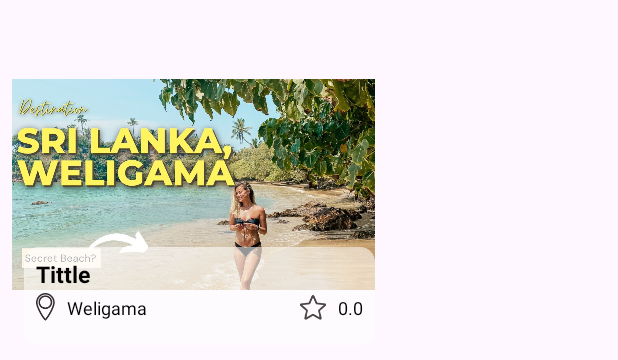
After one commit to OuslTravelMateAppilcationCreatros/Travel-Mate-Project, an Android app: the layout viewholder_popular.xml on its own in the app's theme, with its tools: preview values and no code run, on a phone screen of 412 x 824 dp. The commit adds this screen. Shown: the top 360 px of the screen. Run offline under Robolectric (Android 15) with nearby library versions, the phone set to English and light mode, and no system bars.

Commit message:
Get start  page updated

```diff
--- a/app/src/main/java/com/example/travelmate/Home.java
+++ b/app/src/main/java/com/example/travelmate/Home.java
@@ -3,6 +3,8 @@ package com.example.travelmate;
 import androidx.appcompat.app.AppCompatActivity;
 
 import android.os.Bundle;
+
+import com.example.travelmate.R;
 
 public class Home extends AppCompatActivity {
 
--- /dev/null
+++ b/app/src/main/res/drawable/white_half_background.xml
@@ -0,0 +1,10 @@
+<?xml version="1.0" encoding="utf-8"?>
+<selector xmlns:android="http://schemas.android.com/apk/res/android">
+    <item>
+        <shape android:shape="rectangle" >
+            <corners android:radius="10dp"/>
+            <solid android:color="#90ffffff"/>
+
+        </shape>
+    </item>
+</selector>
--- a/app/src/main/res/layout/view_holder_category.xml
+++ /dev/null
@@ -1,6 +0,0 @@
-<?xml version="1.0" encoding="utf-8"?>
-<androidx.constraintlayout.widget.ConstraintLayout xmlns:android="http://schemas.android.com/apk/res/android"
-    android:layout_width="match_parent"
-    android:layout_height="match_parent">
-
-</androidx.constraintlayout.widget.ConstraintLayout>
--- /dev/null
+++ b/app/src/main/res/layout/viewholder_popular.xml
@@ -0,0 +1,98 @@
+<?xml version="1.0" encoding="utf-8"?>
+<androidx.constraintlayout.widget.ConstraintLayout xmlns:android="http://schemas.android.com/apk/res/android"
+    xmlns:app="http://schemas.android.com/apk/res-auto"
+    xmlns:tools="http://schemas.android.com/tools"
+    android:layout_width="250dp"
+    android:layout_height="230dp"
+    android:layout_margin="8dp">
+
+    <ImageView
+        android:id="@+id/picImg"
+        android:layout_width="wrap_content"
+        android:layout_height="wrap_content"
+        android:layout_marginEnd="16dp"
+        app:layout_constraintBottom_toBottomOf="parent"
+        app:layout_constraintEnd_toEndOf="parent"
+        app:layout_constraintStart_toStartOf="parent"
+        app:layout_constraintTop_toTopOf="parent"
+        app:srcCompat="@drawable/maxresdefault" />
+
+    <androidx.constraintlayout.widget.ConstraintLayout
+        android:layout_width="match_parent"
+        android:layout_height="65dp"
+        android:layout_marginStart="8dp"
+        android:layout_marginEnd="8dp"
+        android:layout_marginBottom="8dp"
+        android:background="@drawable/white_half_background"
+        app:layout_constraintBottom_toBottomOf="parent"
+        app:layout_constraintEnd_toEndOf="parent"
+        app:layout_constraintStart_toStartOf="parent">
+
+        <TextView
+            android:id="@+id/tittleTxt"
+            android:layout_width="wrap_content"
+            android:layout_height="wrap_content"
+            android:layout_marginStart="8dp"
+            android:layout_marginTop="8dp"
+            android:layout_marginEnd="8dp"
+            android:layout_marginBottom="37dp"
+            android:singleLine="true"
+            android:text="Tittle"
+            android:textColor="@color/black"
+            android:textSize="15sp"
+            android:textStyle="bold"
+            app:layout_constraintBottom_toBottomOf="parent"
+            app:layout_constraintEnd_toEndOf="parent"
+            app:layout_constraintHorizontal_bias="0.0"
+            app:layout_constraintStart_toStartOf="parent"
+            app:layout_constraintTop_toTopOf="parent" />
+
+        <ImageView
+            android:id="@+id/imageView11"
+            android:layout_width="wrap_content"
+            android:layout_height="wrap_content"
+            android:layout_marginStart="8dp"
+            app:layout_constraintBottom_toBottomOf="parent"
+            app:layout_constraintStart_toStartOf="parent"
+            app:layout_constraintTop_toTopOf="parent"
+            app:layout_constraintVertical_bias="0.659"
+            app:srcCompat="@drawable/marker" />
+
+        <TextView
+            android:id="@+id/locationtext"
+            android:layout_width="wrap_content"
+            android:layout_height="wrap_content"
+            android:layout_marginStart="8dp"
+            android:singleLine="true"
+            android:text="Weligama"
+            android:textColor="@color/black"
+            android:textSize="12sp"
+            app:layout_constraintBottom_toBottomOf="@+id/imageView11"
+            app:layout_constraintEnd_toStartOf="@+id/imageView12"
+            app:layout_constraintHorizontal_bias="0.0"
+            app:layout_constraintStart_toEndOf="@+id/imageView11"
+            app:layout_constraintTop_toTopOf="@+id/imageView11" />
+
+        <TextView
+            android:id="@+id/scoretxt"
+            android:layout_width="wrap_content"
+            android:layout_height="wrap_content"
+            android:layout_marginEnd="8dp"
+            android:text="0.0"
+            android:textSize="12sp"
+           android:textColor="@color/black"
+            app:layout_constraintBottom_toBottomOf="@+id/locationtext"
+            app:layout_constraintEnd_toEndOf="parent"
+            app:layout_constraintTop_toTopOf="@+id/locationtext" />
+
+        <ImageView
+            android:id="@+id/imageView12"
+            android:layout_width="wrap_content"
+            android:layout_height="wrap_content"
+            android:layout_marginEnd="8dp"
+            app:layout_constraintBottom_toBottomOf="@+id/scoretxt"
+            app:layout_constraintEnd_toStartOf="@+id/scoretxt"
+            app:layout_constraintTop_toTopOf="@+id/scoretxt"
+            app:srcCompat="@drawable/star" />
+    </androidx.constraintlayout.widget.ConstraintLayout>
+</androidx.constraintlayout.widget.ConstraintLayout>
```
Also changed, not shown: app/src/main/java/com/example/travelmate/Category.java (deleted, +0 -28 lines), app/src/main/java/com/example/travelmate/Item.java (deleted, +0 -101 lines), app/src/main/res/drawable/cat_background.xml (added, +11 -0 lines), app/src/main/res/drawable/get_start_background.xml (added, +10 -0 lines), app/src/main/res/layout/activity_main.xml (+73 -26 lines), app/src/main/res/drawable/_2.jpg (added), app/src/main/res/drawable/coconut_hill_berit_and_martin2_kopie.jpg (added), app/src/main/res/drawable/maxresdefault.jpg (added).
